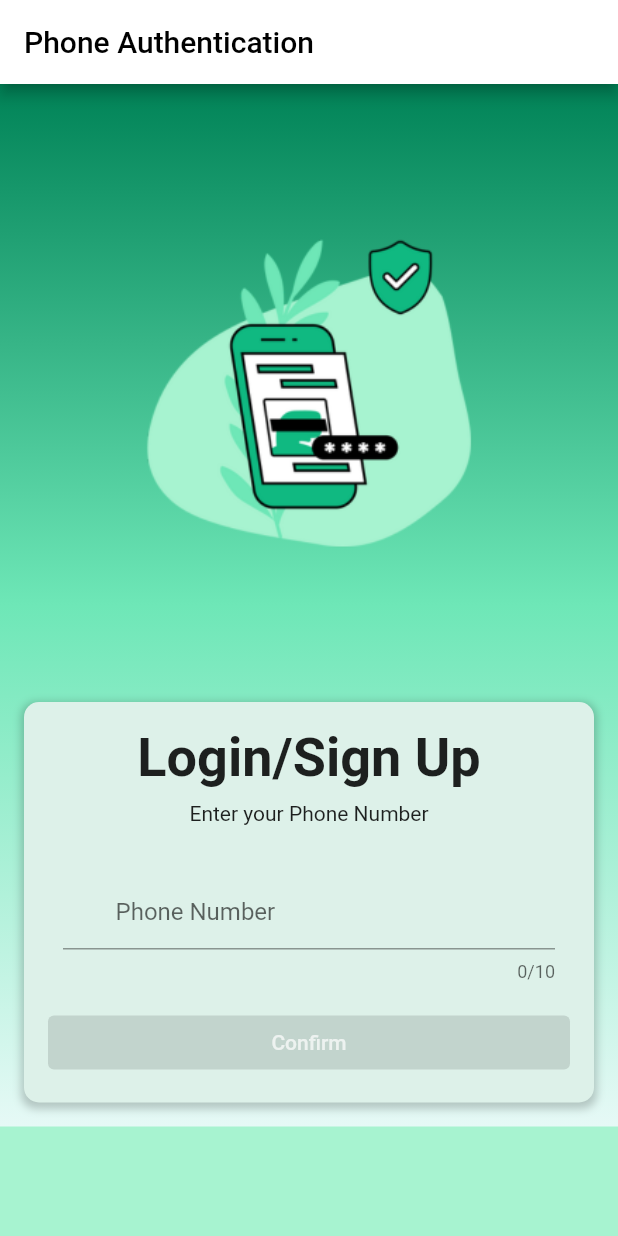
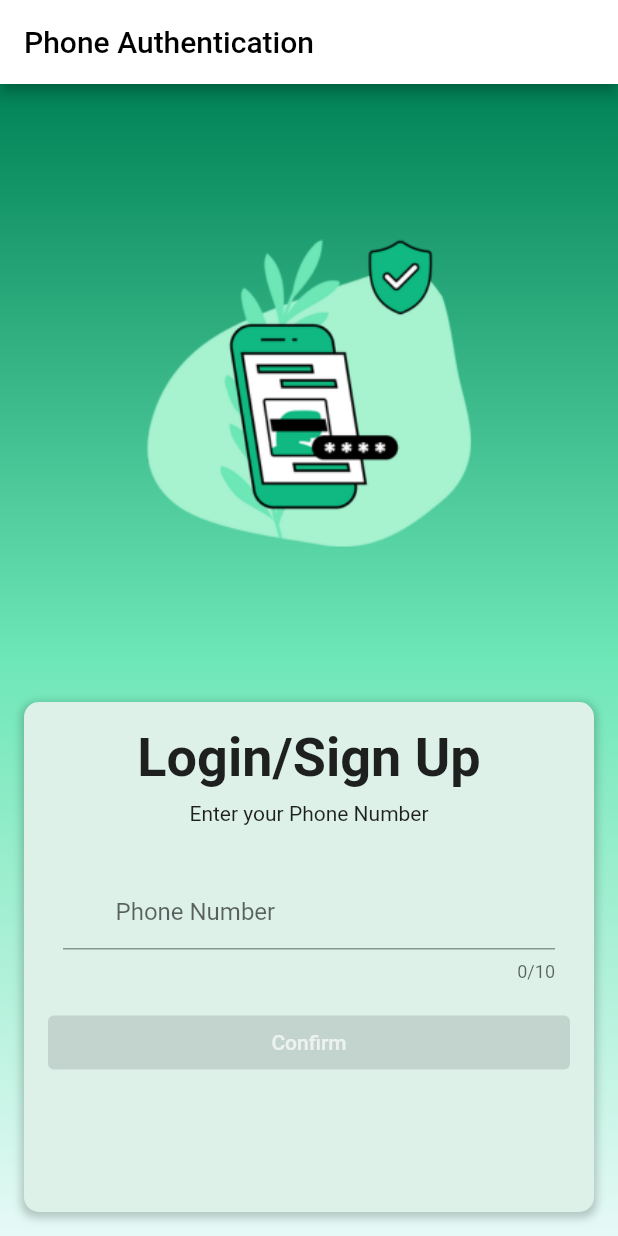
Before and after one commit to salik03/Kavach, a Flutter app: the screen it shows after launch, on a phone screen of 412 x 824 dp. Run offline on Flutter 3.47's test engine with Material 2 defaults, Android fonts, the phone set to English and light mode, and no system bars; our stand-ins replace cloud_firestore, firebase_auth, firebase_core, flutter_otp_text_field, get, google_fonts and 2 more; missing offline and left inert: installed_apps; accounts and stored records are empty.

```diff
--- a/lib/main.dart
+++ b/lib/main.dart
@@ -6,6 +6,7 @@
 import 'package:kavach_2/src/features/authentication/screens/permission_screen/permission_screen.dart';
 import 'package:kavach_2/src/features/authentication/screens/registration_screen/registration_screen.dart';
 import 'package:kavach_2/src/features/authentication/screens/sms_screen.dart';
+import 'package:kavach_2/src/features/authentication/screens/splash_screen/splash_screen.dart';
 import 'firebase_options.dart';
 import 'package:kavach_2/src/features/authentication/screens/login_screen/login_screen.dart';
 import 'package:kavach_2/src/utils/theme/theme.dart';
--- a/lib/src/features/authentication/screens/login_screen/login_screen.dart
+++ b/lib/src/features/authentication/screens/login_screen/login_screen.dart
@@ -32,18 +32,14 @@
 
     return SafeArea(
       child: Scaffold(
-          backgroundColor: Theme
-              .of(context)
-              .backgroundColor,
+        backgroundColor: Theme.of(context).backgroundColor,
         appBar: AppBar(
           title: Text('Phone Authentication'),
         ),
-          body: ListView( // Use ListView
-            shrinkWrap: true, // Set shrinkWrap to true
-            children: [
-              Container(
+        body: Container(
           decoration: BoxDecoration(
             gradient: bgradient,
+            // image: backdrop,
           ),
           padding: const EdgeInsets.all(16.0),
           child: Column(
@@ -91,8 +87,7 @@
                       Column(
                         children: [
                           Container(
-                                  margin: EdgeInsets.only(
-                                      top: 0, right: 10, left: 10),
+                            margin: EdgeInsets.only(top: 0, right: 10, left: 10),
                             child: TextField(
                               decoration: InputDecoration(
                                 hintText: 'Phone Number',
@@ -106,8 +101,7 @@
                               controller: _controller,
                               onChanged: (value) {
                                 setState(() {
-                                        _isPhoneNumberValid =
-                                            value.length == 10;
+                                  _isPhoneNumberValid = value.length == 10;
                                 });
                               },
                             ),
@@ -138,11 +132,8 @@
                   ],
                 ),
               ),
+              )],
           ),
-                  ],
-                ),
-              ),
-            ],
         ),
       ),
     );
--- a/pubspec.yaml
+++ b/pubspec.yaml
@@ -16,8 +16,6 @@
 dependencies:
   flutter:
     sdk: flutter
-
-
   cupertino_icons: ^1.0.2
   google_fonts: ^5.1.0
   image: ^4.0.17
```
Also changed, not shown: lib/src/features/authentication/controllers/splash_screen_controller.dart (deleted, +0 -39 lines), 42 other files. Lines whose indentation alone changed are shown as unchanged.
